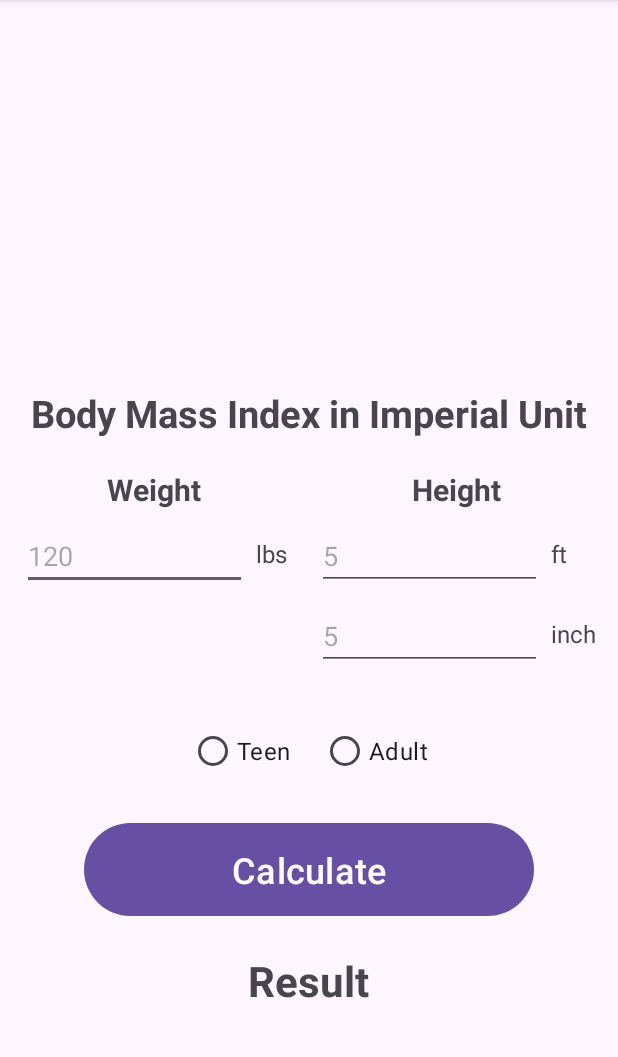
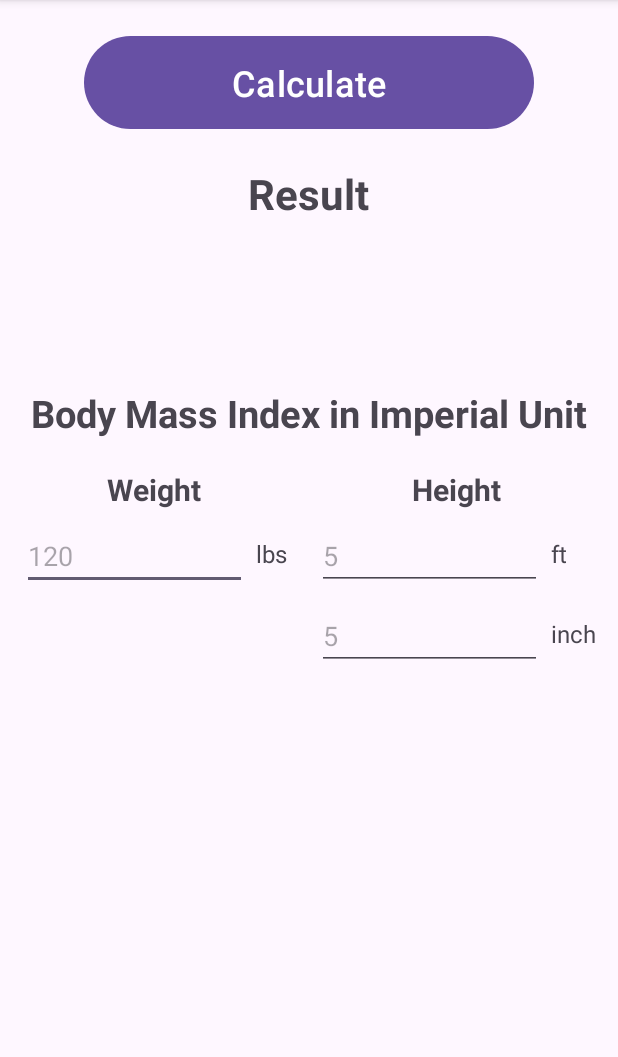
Before and after one commit to evanch98/bmi-android-kotlin, an Android app: the screen it shows after launch (MainActivity), on a phone screen of 412 x 824 dp, the part 96-1153 px from its top. Run offline under Robolectric (Android 15) with nearby library versions, the phone set to English and light mode, and no system bars.

Commit message:
update the activity_main.xml

```diff
--- a/app/src/main/res/layout/activity_main.xml
+++ b/app/src/main/res/layout/activity_main.xml
@@ -116,32 +116,6 @@
 
         </RelativeLayout>
 
-        <RadioGroup
-            android:id="@+id/rgGender"
-            android:layout_width="wrap_content"
-            android:layout_height="wrap_content"
-            android:layout_below="@+id/rlWeightHeight"
-            android:layout_centerHorizontal="true"
-            android:layout_marginTop="30dp"
-            android:orientation="horizontal">
-
-            <RadioButton
-                android:id="@+id/rbMale"
-                android:layout_width="wrap_content"
-                android:layout_height="wrap_content"
-                android:text="@string/teen"
-                android:textSize="16sp" />
-
-            <RadioButton
-                android:id="@+id/rbFemale"
-                android:layout_width="wrap_content"
-                android:layout_height="wrap_content"
-                android:layout_marginStart="20dp"
-                android:text="@string/adult"
-                android:textSize="16sp" />
-
-        </RadioGroup>
-
         <Button
             android:id="@+id/btnCalculate"
             android:layout_width="300dp"
```
